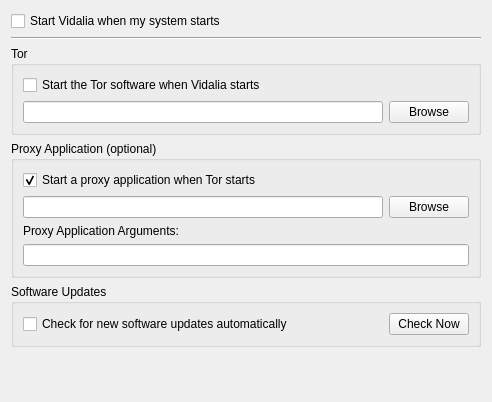
Before: the Qt Designer form src/vidalia/config/generalpage.ui in a-ilin/vidalia, drawn with Qt 5.
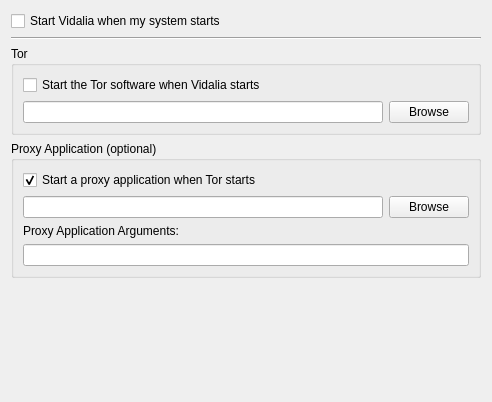
After: the same form once the commit is applied.

Commit message:
Blow away the auto-update stuff from trunk.
svn:r3230

Patch:
```diff
--- a/src/vidalia/config/generalpage.ui
+++ b/src/vidalia/config/generalpage.ui
@@ -148,55 +148,6 @@
      </layout>
     </widget>
    </item>
-   <item>
-    <widget class="QGroupBox" name="grpSoftwareUpdates" >
-     <property name="title" >
-      <string>Software Updates</string>
-     </property>
-     <layout class="QHBoxLayout" name="horizontalLayout" >
-      <item>
-       <widget class="QCheckBox" name="chkAutoUpdates" >
-        <property name="text" >
-         <string>Check for new software updates automatically</string>
-        </property>
-       </widget>
-      </item>
-      <item>
-       <spacer name="horizontalSpacer_2" >
-        <property name="orientation" >
-         <enum>Qt::Horizontal</enum>
-        </property>
-        <property name="sizeHint" stdset="0" >
-         <size>
-          <width>40</width>
-          <height>20</height>
-         </size>
-        </property>
-       </spacer>
-      </item>
-      <item>
-       <spacer name="horizontalSpacer" >
-        <property name="orientation" >
-         <enum>Qt::Horizontal</enum>
-        </property>
-        <property name="sizeHint" stdset="0" >
-         <size>
-          <width>40</width>
-          <height>20</height>
-         </size>
-        </property>
-       </spacer>
-      </item>
-      <item>
-       <widget class="QPushButton" name="btnUpdateNow" >
-        <property name="text" >
-         <string>Check Now</string>
-        </property>
-       </widget>
-      </item>
-     </layout>
-    </widget>
-   </item>
    <item>
     <spacer name="verticalSpacer" >
      <property name="orientation" >
```
The commit also changes 9 other files.
